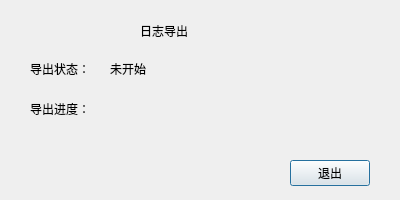
luozhiyong131/BusBar, file BusBar-Qt/logs/logmain/logmaineleexportdlg.ui: the form before one commit.
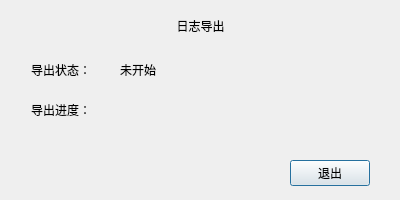
The form after the commit.

The edit to the form file:
```diff
--- a/BusBar-Qt/logs/logmain/logmaineleexportdlg.ui
+++ b/BusBar-Qt/logs/logmain/logmaineleexportdlg.ui
@@ -16,36 +16,42 @@
   <widget class="QLabel" name="label">
    <property name="geometry">
     <rect>
-     <x>140</x>
-     <y>20</y>
-     <width>61</width>
-     <height>21</height>
+     <x>0</x>
+     <y>10</y>
+     <width>401</width>
+     <height>31</height>
     </rect>
    </property>
    <property name="text">
     <string>日志导出</string>
    </property>
+   <property name="alignment">
+    <set>Qt::AlignCenter</set>
+   </property>
   </widget>
   <widget class="QLabel" name="label_2">
    <property name="geometry">
     <rect>
-     <x>30</x>
+     <x>0</x>
      <y>60</y>
-     <width>61</width>
-     <height>18</height>
+     <width>91</width>
+     <height>20</height>
     </rect>
    </property>
    <property name="text">
     <string>导出状态：</string>
    </property>
+   <property name="alignment">
+    <set>Qt::AlignRight|Qt::AlignTrailing|Qt::AlignVCenter</set>
+   </property>
   </widget>
   <widget class="QLabel" name="statusLab">
    <property name="geometry">
     <rect>
-     <x>110</x>
+     <x>120</x>
      <y>60</y>
-     <width>281</width>
-     <height>18</height>
+     <width>271</width>
+     <height>20</height>
     </rect>
    </property>
    <property name="text">
@@ -65,15 +71,18 @@
   <widget class="QLabel" name="label_4">
    <property name="geometry">
     <rect>
-     <x>30</x>
+     <x>0</x>
      <y>100</y>
-     <width>61</width>
-     <height>18</height>
+     <width>91</width>
+     <height>20</height>
     </rect>
    </property>
    <property name="text">
     <string>导出进度：</string>
    </property>
+   <property name="alignment">
+    <set>Qt::AlignRight|Qt::AlignTrailing|Qt::AlignVCenter</set>
+   </property>
   </widget>
   <widget class="QPushButton" name="pushButton">
    <property name="geometry">
```
